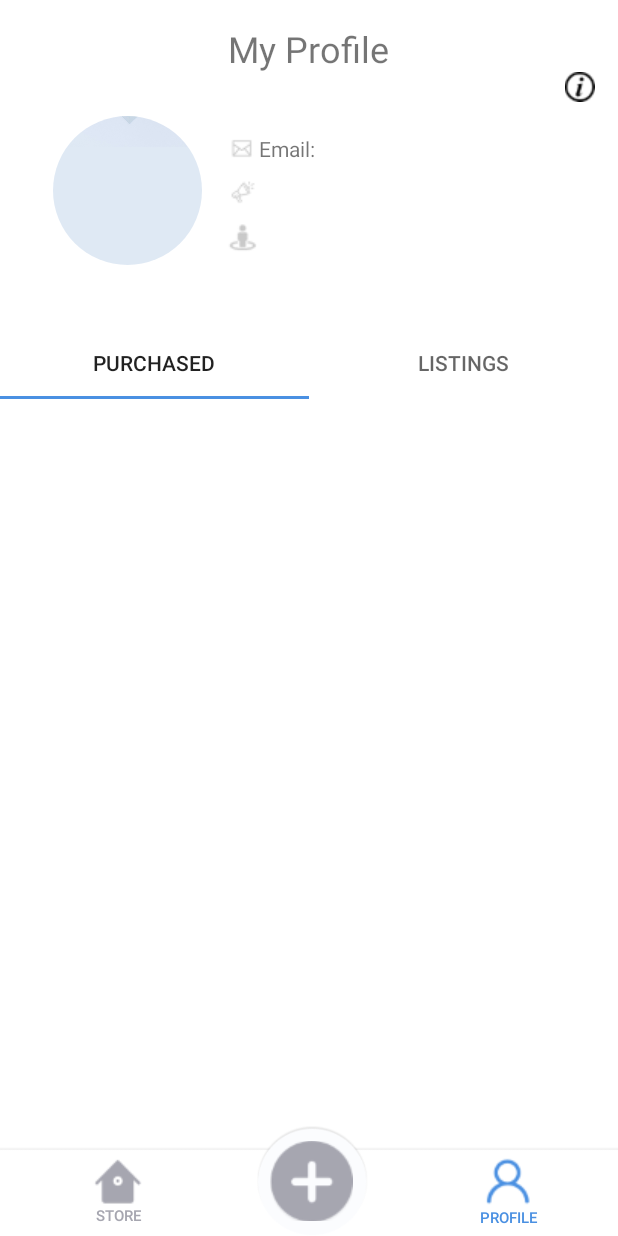
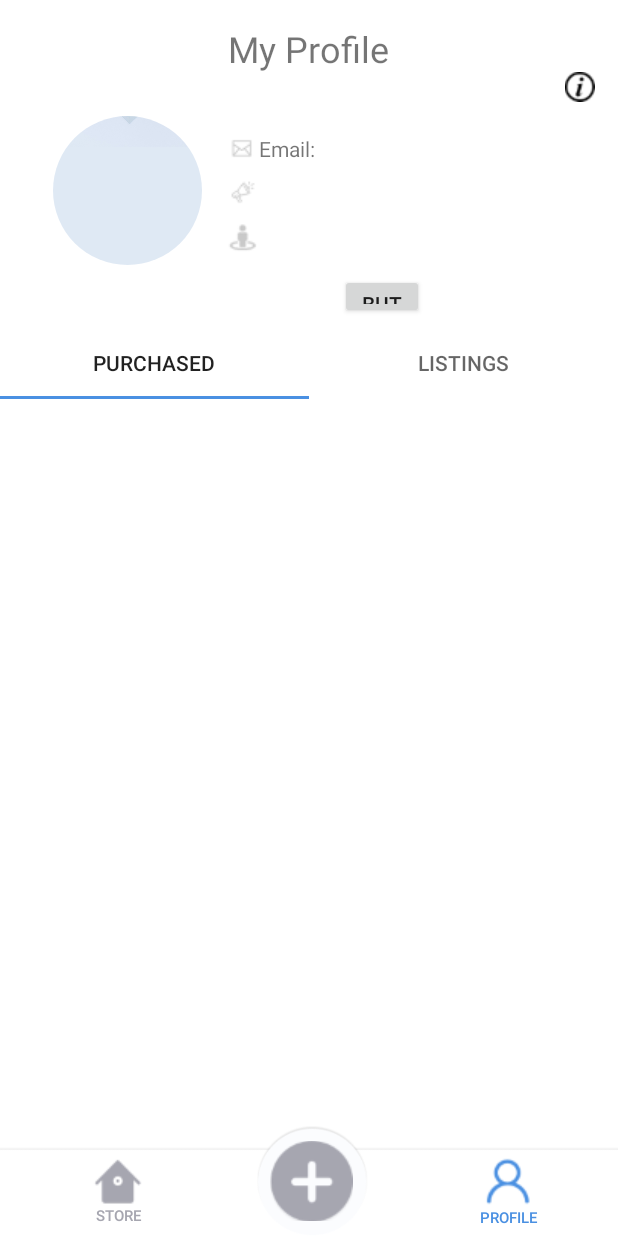
Before and after one commit to PhilipLeong/MAPP-CA4, an Android app: the ProfileActivity screen opened directly, with no data from a screen before it, on a phone screen of 412 x 824 dp. Run offline under Robolectric (Android 15) with nearby library versions, the phone set to English and light mode, and no system bars; our stand-ins replace CircleImageView, Firebase (no records; nobody signed in at launch, a user with empty details on screens opened directly); 3 statements that could not run were skipped.

Commit message:
Profile Widget

```diff
--- a/BookHub/app/src/main/java/mapp/com/sg/bookhub/ProfileActivity.java
+++ b/BookHub/app/src/main/java/mapp/com/sg/bookhub/ProfileActivity.java
@@ -1,8 +1,10 @@
 package mapp.com.sg.bookhub;
 
+import android.app.Dialog;
 import android.content.Intent;
 import android.graphics.BitmapFactory;
 import android.graphics.Color;
+import android.graphics.drawable.ColorDrawable;
 import android.graphics.drawable.Drawable;
 import android.os.Bundle;
 import android.util.Log;
@@ -47,7 +49,17 @@ public class ProfileActivity extends AppCompatActivity implements View.OnClickLi
     private Button storeBtn;
     private ImageButton postBtn;
     private ImageButton aboutBtn;
+    private User user;
+    private Dialog profileDialog;
+    private ImageButton cross;
 
+    private TextView popupemail;
+    private TextView popupbio;
+    private TextView popupusername;
+    private TextView popupschoolcourse;
+    private CircleImageView popupprofilepic;
+
+    private Button profiledialogbtn;
     @Override
     protected void onCreate(Bundle savedInstanceState) {
         super.onCreate(savedInstanceState);
@@ -67,6 +79,26 @@ public class ProfileActivity extends AppCompatActivity implements View.OnClickLi
         storeBtn = (Button) findViewById(R.id.store_Btn);
         postBtn = (ImageButton) findViewById(R.id.post_Btn);
         aboutBtn = (ImageButton) findViewById(R.id.about_btn);
+        firebaseAuth = FirebaseAuth.getInstance();
+        currentUser = firebaseAuth.getCurrentUser();
+        db = FirebaseFirestore.getInstance();
+        userId = currentUser.getUid();
+
+        profileDialog = new Dialog(this);
+        profileDialog.setContentView(R.layout.profilepopup);
+        cross = profileDialog.findViewById(R.id.exit_btn);
+        profiledialogbtn = (Button) findViewById(R.id.profiledialogbtn);
+
+
+        popupemail = (TextView) profileDialog.findViewById(R.id.myemail_TV);
+        popupusername = (TextView) profileDialog.findViewById(R.id.myname_TV);
+        popupbio = (TextView) profileDialog.findViewById(R.id.mybio_TV);
+        popupschoolcourse = (TextView) profileDialog.findViewById(R.id.mycourse_TV);
+        popupprofilepic = (CircleImageView) profileDialog.findViewById(R.id.userImage_IV);
+
+
+        profiledialogbtn.setOnClickListener(this);
+        cross.setOnClickListener(this);
 
         aboutBtn.setOnClickListener(this);
         storeBtn.setOnClickListener(this);
@@ -76,11 +108,38 @@ public class ProfileActivity extends AppCompatActivity implements View.OnClickLi
         profileBtn.setCompoundDrawablesWithIntrinsicBounds(null, active,null,null);
         profileBtn.setTextColor(Color.parseColor("#4a90e2"));
 
-        firebaseAuth = FirebaseAuth.getInstance();
-        currentUser = firebaseAuth.getCurrentUser();
-        db = FirebaseFirestore.getInstance();
-        userId = currentUser.getUid();
         loadDetails();
+    }
+
+    private void showPopup(){
+        profileDialog.getWindow().setBackgroundDrawable(new ColorDrawable(Color.TRANSPARENT));
+        DocumentReference docRef = db.collection("users").document(userId);
+        docRef.get().addOnSuccessListener(new OnSuccessListener<DocumentSnapshot>() {
+            @Override
+            public void onSuccess(DocumentSnapshot documentSnapshot) {
+                user = documentSnapshot.toObject(User.class);
+                Log.d("Data", String.valueOf(documentSnapshot));
+                popupemail.setText("Email: "+currentUser.getEmail());
+                popupusername.setText(user.getAccount());
+                popupbio.setText("Bio: "+user.getBio());
+                popupschoolcourse.setText("Course: "+user.getSchoolCourse());
+
+                final StorageReference reference = FirebaseStorage.getInstance().getReference();
+                reference.child("profileImages").child(userId+".jpeg").getBytes(Long.MAX_VALUE).addOnSuccessListener(new OnSuccessListener<byte[]>() {
+                    @Override
+                    public void onSuccess(byte[] bytes) {
+                        popupprofilepic.setImageBitmap(BitmapFactory.decodeByteArray(bytes, 0, bytes.length));
+                    }
+                }).addOnFailureListener(new OnFailureListener() {
+                    @Override
+                    public void onFailure(@NonNull Exception exception) {
+                        // Handle any errors
+                    }
+                });
+            }
+        });
+        Log.d("InputEmail",popupemail.getText().toString());
+        profileDialog.show();
     }
 
     private void loadDetails(){
@@ -88,7 +147,7 @@ public class ProfileActivity extends AppCompatActivity implements View.OnClickLi
         docRef.get().addOnSuccessListener(new OnSuccessListener<DocumentSnapshot>() {
             @Override
             public void onSuccess(DocumentSnapshot documentSnapshot) {
-                User user = documentSnapshot.toObject(User.class);
+                user = documentSnapshot.toObject(User.class);
                 Log.d("Data", String.valueOf(documentSnapshot));
                 email.setText("Email: "+currentUser.getEmail());
                 username.setText(user.getAccount());
@@ -124,6 +183,12 @@ public class ProfileActivity extends AppCompatActivity implements View.OnClickLi
             Intent intent = new Intent(this, AboutActivity.class);
             startActivity(intent);
         }
+        if(v == cross){
+            profileDialog.dismiss();
+        }
+        if(v == profiledialogbtn){
+            showPopup();
+        }
     }
 
 }
--- a/BookHub/app/src/main/java/mapp/com/sg/bookhub/loginsignupui/LoginFragment.java
+++ b/BookHub/app/src/main/java/mapp/com/sg/bookhub/loginsignupui/LoginFragment.java
@@ -103,6 +103,7 @@ public class LoginFragment extends Fragment implements View.OnClickListener {
         msg.setText("Please enter valid credentials");
         errorDialog.show();
     }
+
     public void onClick(View view){
         if(view == signinButton) {
             userLogin();
--- a/BookHub/app/src/main/res/layout/activity_profile.xml
+++ b/BookHub/app/src/main/res/layout/activity_profile.xml
@@ -115,6 +115,16 @@
             android:background="#00000000"
             app:srcCompat="@drawable/aboutus" />
 
+        <Button
+            android:id="@+id/profiledialogbtn"
+            android:layout_width="56dp"
+            android:layout_height="30dp"
+            android:layout_alignParentEnd="true"
+            android:layout_alignParentBottom="true"
+            android:layout_marginEnd="129dp"
+            android:layout_marginBottom="5dp"
+            android:text="Button" />
+
     </RelativeLayout>
 
     <androidx.viewpager.widget.ViewPager
```
Also changed, not shown: BookHub/app/src/main/res/layout/profilepopup.xml (added, +127 -0 lines), BookHub/app/src/main/res/drawable-v24/profilebox.png (added).
